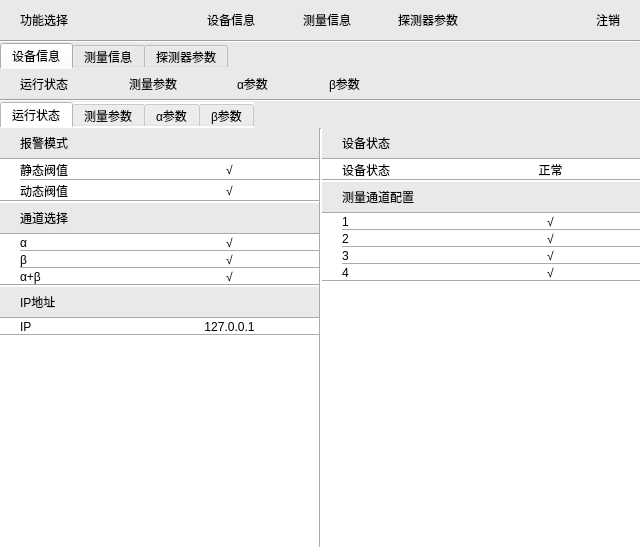
First picture: the form in Demo/desystemconfigwidget.ui, repository 13438120136/XDemo, before the edit.
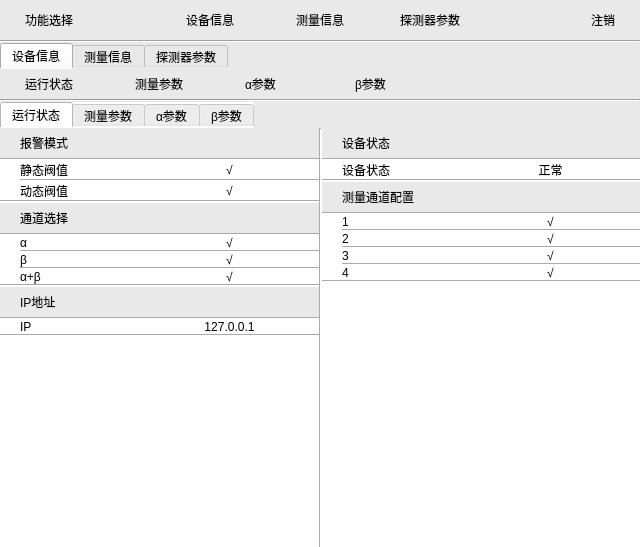
Second picture: the form after the edit. Icons and pictures are not drawn. Custom widgets are drawn as their Qt base class.

What changed in the file:
```diff
--- a/Demo/desystemconfigwidget.ui
+++ b/Demo/desystemconfigwidget.ui
@@ -97,6 +97,13 @@
    min-height:40px;
    max-height:40px;
    background-color: #E9E9E9;
+}
+
+QPushButton
+{
+   padding:5px;
+   min-width:100px;
+   text-align:center;
 }</string>
      </property>
      <layout class="QGridLayout" name="gridLayout_17">
@@ -137,6 +144,9 @@
       </item>
       <item row="0" column="0">
        <widget class="QPushButton" name="funcBtn">
+        <property name="styleSheet">
+         <string notr="true">text-align:left;</string>
+        </property>
         <property name="text">
          <string>功能选择</string>
         </property>
@@ -187,6 +197,9 @@
       </item>
       <item row="0" column="8">
        <widget class="QPushButton" name="logoutBtn">
+        <property name="styleSheet">
+         <string notr="true">text-align:right;</string>
+        </property>
         <property name="text">
          <string>注销</string>
         </property>
@@ -271,6 +284,13 @@
               <string notr="true">QWidget#widget_3
 {
    min-height:30px;
+}
+
+QPushButton
+{
+   min-width:100px;
+   padding:5px;
+   text-align:left;
 }</string>
              </property>
              <layout class="QGridLayout" name="gridLayout_16">
```
